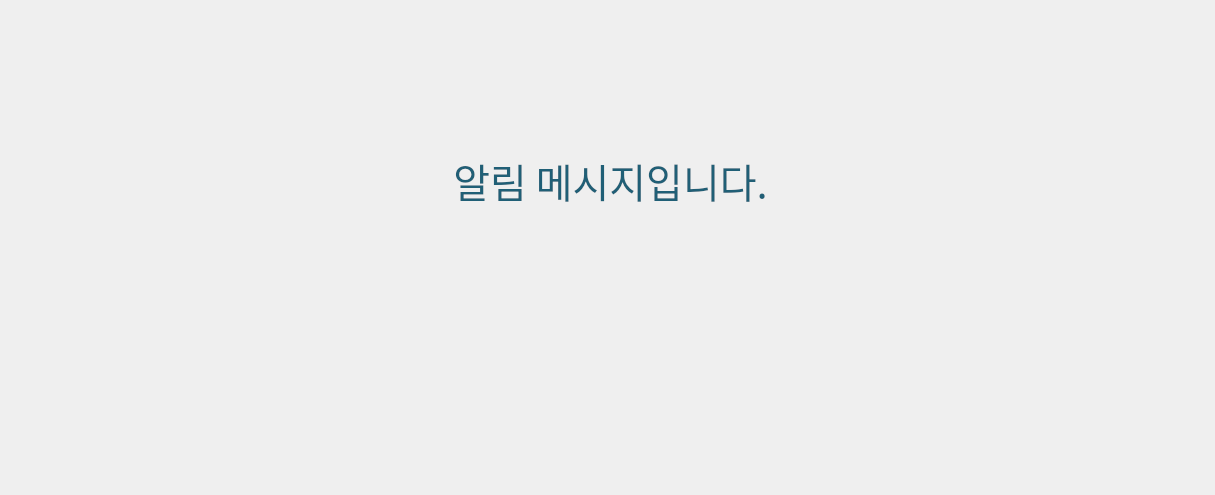
This is ui/ui_dlg_msg.ui in Altlog214608/dsSmart_KR as Qt 5 draws it before an edit. The edited form follows.
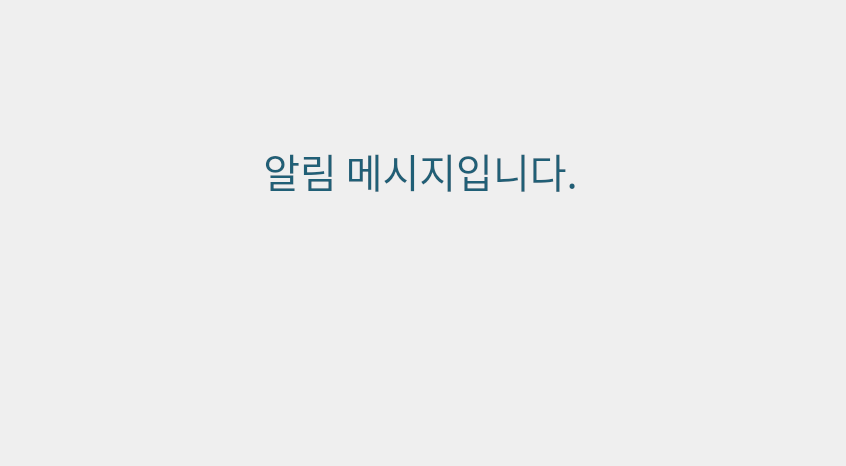
This is the edited form. Icons and pictures are not drawn.

What changed in the file:
```diff
--- a/ui/ui_dlg_msg.ui
+++ b/ui/ui_dlg_msg.ui
@@ -9,8 +9,8 @@
    <rect>
     <x>0</x>
     <y>0</y>
-    <width>1215</width>
-    <height>495</height>
+    <width>846</width>
+    <height>466</height>
    </rect>
   </property>
   <property name="windowTitle">
@@ -19,10 +19,10 @@
   <widget class="QPushButton" name="pb_close">
    <property name="geometry">
     <rect>
-     <x>480</x>
-     <y>280</y>
-     <width>260</width>
-     <height>130</height>
+     <x>270</x>
+     <y>340</y>
+     <width>320</width>
+     <height>100</height>
     </rect>
    </property>
    <property name="styleSheet">
@@ -45,8 +45,8 @@
     <rect>
      <x>0</x>
      <y>0</y>
-     <width>1215</width>
-     <height>495</height>
+     <width>846</width>
+     <height>466</height>
     </rect>
    </property>
    <property name="styleSheet">
@@ -61,8 +61,8 @@
   <widget class="QLabel" name="label_msg">
    <property name="geometry">
     <rect>
-     <x>120</x>
-     <y>130</y>
+     <x>-70</x>
+     <y>120</y>
      <width>981</width>
      <height>101</height>
     </rect>
```
